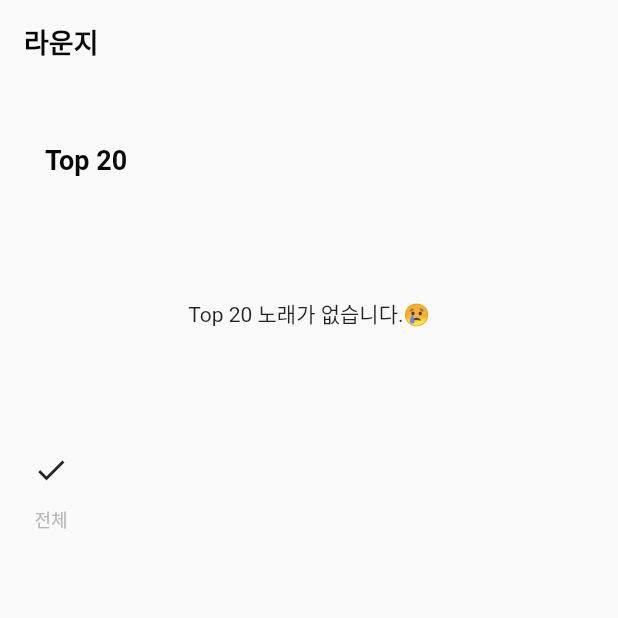
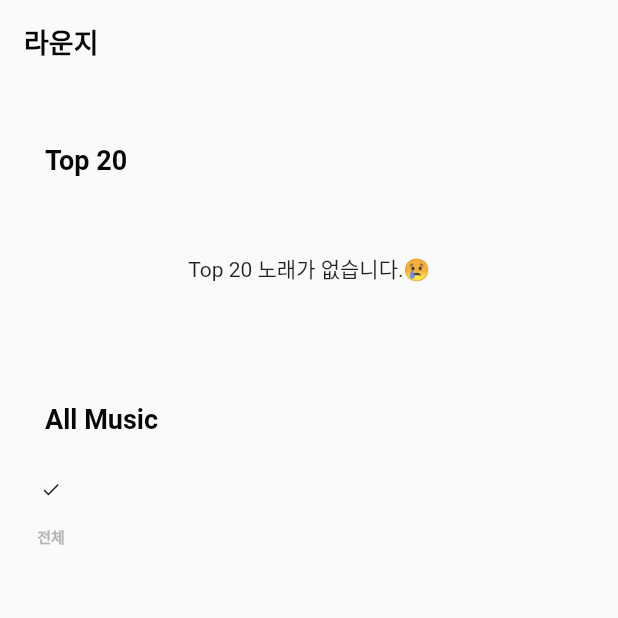
Before and after one commit to Junddao/musicMinorLeague, a Flutter app: the LoungePage screen opened directly, after a tap on the "check" icon, on a phone screen of 412 x 824 dp, the top half of it. Run offline on Flutter 3.47's test engine with Material 2 defaults, Android fonts, the phone set to English and light mode, and no system bars; our stand-ins replace assets_audio_player, cloud_firestore, dio, file_picker, firebase_auth, firebase_core and 5 more; missing offline and left inert: enum_to_string, flutter_absolute_path, multi_image_picker; accounts and stored records are empty; statements that could not run were skipped.

```diff
--- /dev/null
+++ b/lib/model/enum/lounge_bottom_widget_enum.dart
@@ -0,0 +1,5 @@
+enum LoungeBottomWidgets {
+  miniSelectList,
+  miniPlayer,
+  none,
+}
--- /dev/null
+++ b/lib/model/enum/myplaylist_widget_enum.dart
@@ -0,0 +1,4 @@
+enum MyPlaylistWidgetEnum {
+  miniSelectWidget,
+  none,
+}
--- a/lib/model/view/page/lounge/component/select_buttons_widget.dart
+++ b/lib/model/view/page/lounge/component/select_buttons_widget.dart
@@ -18,14 +18,17 @@ class SelectButtonsWidget extends StatelessWidget {
         Column(
           children: [
             IconButton(
-              icon: Icon(Icons.check),
+              icon: Icon(
+                Icons.check,
+                size: 14,
+              ),
               onPressed: () {
                 _selectAllMusicFunc();
               },
             ),
             Text(
               '전체',
-              style: MTextStyles.bold12PinkishGrey,
+              style: MTextStyles.bold10PinkishGrey,
             ),
           ],
         ),
--- a/lib/model/view/page/lounge/lounge_page.dart
+++ b/lib/model/view/page/lounge/lounge_page.dart
@@ -6,6 +6,7 @@ import 'package:enum_to_string/enum_to_string.dart';
 import 'package:flutter/material.dart';
 import 'package:font_awesome_flutter/font_awesome_flutter.dart';
 import 'package:music_minorleague/model/data/music_info_data.dart';
+import 'package:music_minorleague/model/enum/lounge_bottom_widget_enum.dart';
 import 'package:music_minorleague/model/enum/music_type_enum.dart';
 import 'package:music_minorleague/model/provider/now_play_music_provider.dart';
 import 'package:music_minorleague/model/provider/user_profile_provider.dart';
@@ -20,12 +21,6 @@ import 'component/small_play_list_widget.dart';
 import 'component/small_select_list_widget.dart';
 import 'component/top_twenty_music_widget.dart';
 
-enum BottomWidgets {
-  miniSelectList,
-  miniPlayer,
-  none,
-}
-
 class LoungePage extends StatefulWidget {
   @override
   _LoungePageState createState() => _LoungePageState();
@@ -36,8 +31,8 @@ class _LoungePageState extends State<LoungePage>
   final _scaffoldKey = new GlobalKey<ScaffoldState>();
   TabController tabController;
 
-  BottomWidgets bottomSeletListWidget = BottomWidgets.none;
-  BottomWidgets bottomPlayListWidget = BottomWidgets.none;
+  LoungeBottomWidgets bottomSeletListWidget = LoungeBottomWidgets.none;
+  LoungeBottomWidgets bottomPlayListWidget = LoungeBottomWidgets.none;
   bool isTabThisWeekMusicListItem;
 
   List<MusicInfoData> musicList;
@@ -167,6 +162,7 @@ class _LoungePageState extends State<LoungePage>
     return Padding(
       padding: const EdgeInsets.only(left: 10, right: 10),
       child: Column(
+        crossAxisAlignment: CrossAxisAlignment.start,
         children: [
           StreamBuilder(
             stream: getData(),
@@ -184,6 +180,16 @@ class _LoungePageState extends State<LoungePage>
                 return TopTwentyMusicWidget(_twentyList);
               }
             },
+          ),
+          Padding(
+            padding: const EdgeInsets.only(left: 20.0, top: 40, bottom: 12.0),
+            child: Text(
+              'All Music',
+              style: TextStyle(
+                  fontSize: 18,
+                  fontWeight: FontWeight.bold,
+                  color: MColors.blackColor),
+            ),
           ),
           SelectButtonsWidget(selectAllMusicFunc: selectAllMusicFunc),
           Expanded(
@@ -243,9 +249,9 @@ class _LoungePageState extends State<LoungePage>
                                           !selectedList[index];
                                       selectedList.contains(true)
                                           ? bottomSeletListWidget =
-                                              BottomWidgets.miniSelectList
+                                              LoungeBottomWidgets.miniSelectList
                                           : bottomSeletListWidget =
-                                              BottomWidgets.none;
+                                              LoungeBottomWidgets.none;
                                     });
                                   },
                                   leading: CircleAvatar(
@@ -378,7 +384,8 @@ class _LoungePageState extends State<LoungePage>
                                                 PlayMusic.playOrPauseFunc();
                                               }
                                               bottomPlayListWidget =
-                                                  BottomWidgets.miniPlayer;
+                                                  LoungeBottomWidgets
+                                                      .miniPlayer;
                                             });
                                           }),
                                       IconButton(
@@ -398,7 +405,7 @@ class _LoungePageState extends State<LoungePage>
                 },
               ),
               Visibility(
-                visible: bottomPlayListWidget == BottomWidgets.miniPlayer
+                visible: bottomPlayListWidget == LoungeBottomWidgets.miniPlayer
                     ? true
                     : false,
                 child: SmallPlayListWidget(
@@ -406,9 +413,10 @@ class _LoungePageState extends State<LoungePage>
                 ),
               ),
               Visibility(
-                visible: bottomSeletListWidget == BottomWidgets.miniSelectList
-                    ? true
-                    : false,
+                visible:
+                    bottomSeletListWidget == LoungeBottomWidgets.miniSelectList
+                        ? true
+                        : false,
                 child: SmallSelectListWidget(
                   musicList: musicList,
                   selectedList: selectedList,
@@ -448,8 +456,8 @@ class _LoungePageState extends State<LoungePage>
         }
       }
       selectedList.contains(true)
-          ? bottomSeletListWidget = BottomWidgets.miniSelectList
-          : bottomSeletListWidget = BottomWidgets.none;
+          ? bottomSeletListWidget = LoungeBottomWidgets.miniSelectList
+          : bottomSeletListWidget = LoungeBottomWidgets.none;
     });
   }
 
--- a/lib/splash_screen.dart
+++ b/lib/splash_screen.dart
@@ -5,6 +5,7 @@ import 'package:provider/provider.dart';
 
 import 'model/data/user_profile_data.dart';
 import 'model/provider/user_profile_provider.dart';
+import 'model/view/style/colors.dart';
 
 class SplashScreen extends StatefulWidget {
   @override
@@ -58,6 +59,7 @@ class _SplashScreenState extends State<SplashScreen> {
   @override
   Widget build(BuildContext context) {
     return Container(
+      decoration: BoxDecoration(color: MColors.white),
       child: Stack(
         alignment: Alignment.center,
         children: [
```
Also changed, not shown: lib/model/view/page/lounge/component/top_twenty_music_widget.dart (+28 -25 lines), lib/model/view/page/playlist/component/my_playlist_small_select_list_widget.dart (added, +164 -0 lines), lib/model/view/page/playlist/my_play_list_page.dart (+127 -30 lines).
